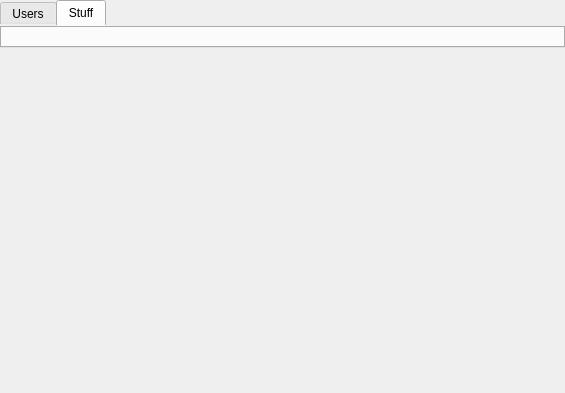
Before: the Qt Designer form CLIENT/GUI/editorWindow/ui/gui_editor.ui in GiuliCler/GIMPteam, drawn with Qt 5.
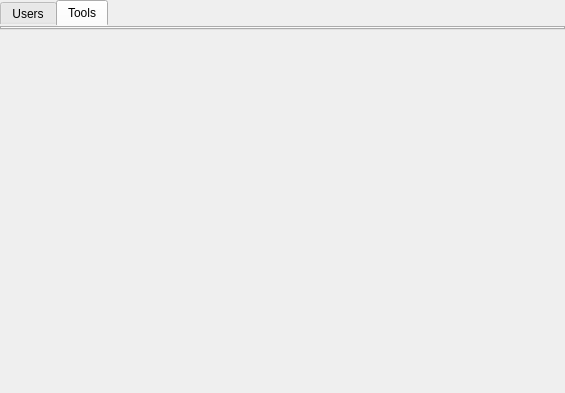
After: the same form once the commit is applied. The open tabs and pages were chosen to show the change.

```diff
--- a/CLIENT/GUI/editorWindow/ui/gui_editor.ui
+++ b/CLIENT/GUI/editorWindow/ui/gui_editor.ui
@@ -37,9 +37,6 @@
        <verstretch>0</verstretch>
       </sizepolicy>
      </property>
-     <property name="autoFillBackground">
-      <bool>false</bool>
-     </property>
      <property name="styleSheet">
       <string notr="true">QTabWidget#tabWidget{
 border-color: rgb(220, 220, 0);
@@ -154,7 +151,7 @@
      </widget>
      <widget class="QWidget" name="tab_2">
       <attribute name="title">
-       <string>Stuff</string>
+       <string>Tools</string>
       </attribute>
       <layout class="QHBoxLayout" name="horizontalLayout_4">
        <property name="leftMargin">
@@ -171,7 +168,14 @@
        </property>
        <item>
         <widget class="QWidget" name="toolsBarWidget" native="true">
-         <layout class="QHBoxLayout" name="horizontalLayout_5"/>
+         <layout class="QHBoxLayout" name="horizontalLayout_5">
+          <property name="topMargin">
+           <number>0</number>
+          </property>
+          <property name="bottomMargin">
+           <number>0</number>
+          </property>
+         </layout>
         </widget>
        </item>
       </layout>
```
Left out of the diff: 2 changed lines with no effect on the pictures.
